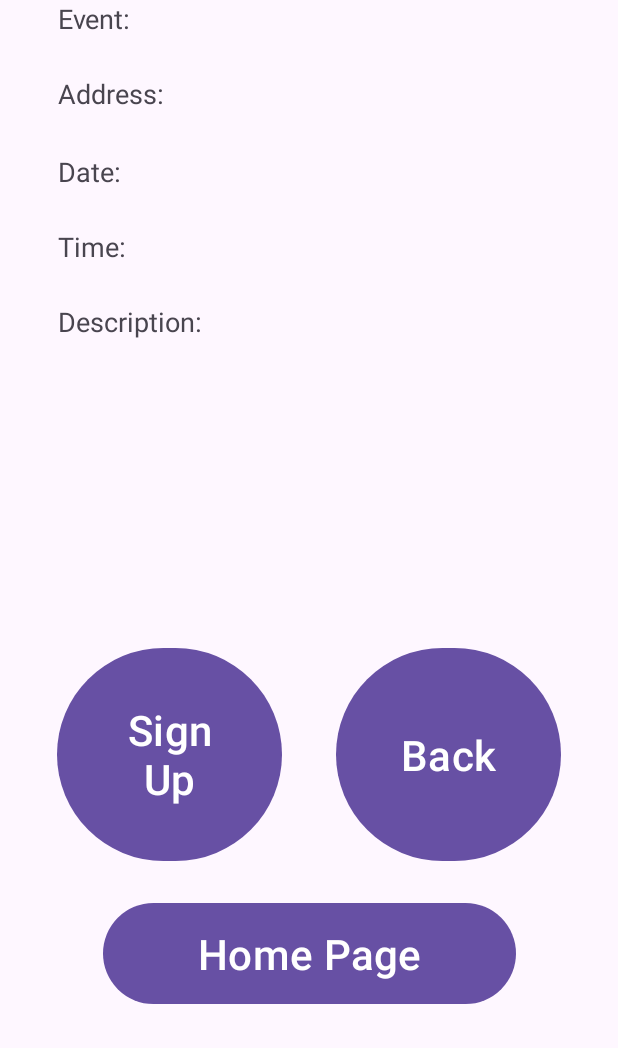
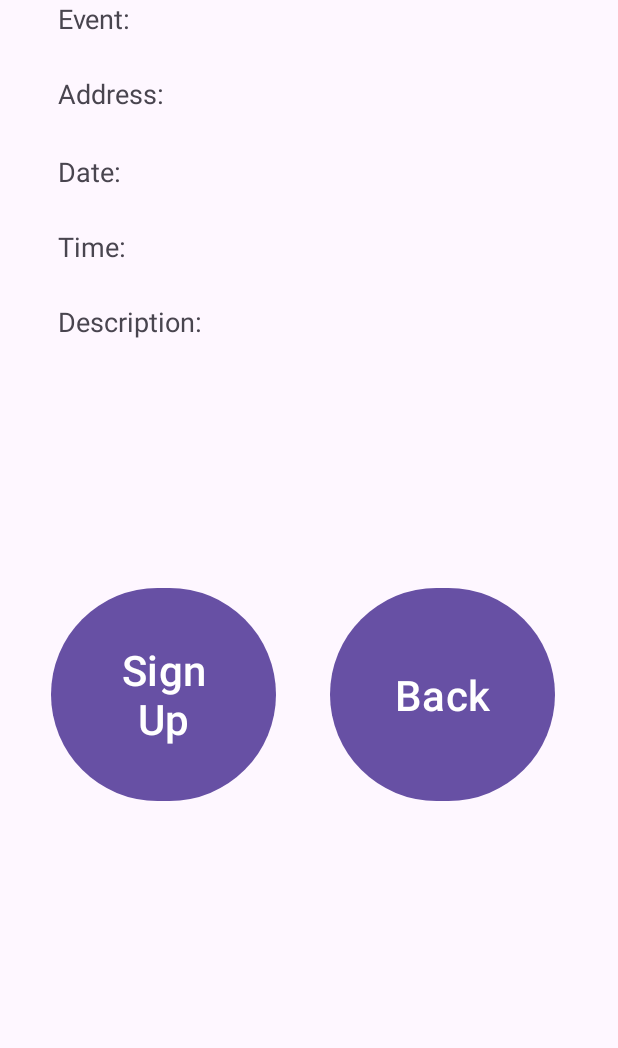
Before and after one commit to GabrielBall05/ChurchFinderApp, an Android app: the EventDetails screen opened directly, with no data from a screen before it, on a phone screen of 412 x 824 dp, the part 188-1236 px from its top. Run offline under Robolectric (Android 15) with nearby library versions, the phone set to English and light mode, and no system bars; 7 statements that could not run were skipped.

Commit message:
Better Home (Events) Page
-Better UserHome page
-Better navigation from home page to either ChurchEvents or EventDetails, and from EventDetails to either ChurchEvents or UserHome

```diff
--- a/ChurchApp/app/src/main/AndroidManifest.xml
+++ b/ChurchApp/app/src/main/AndroidManifest.xml
@@ -16,7 +16,7 @@
             android:name=".UserIntents.EventDetails"
             android:exported="false" />
         <activity
-            android:name=".UserIntents.MyChurchEvents"
+            android:name=".UserIntents.ChurchEvents"
             android:exported="false" />
         <activity
             android:name=".UserIntents.MyChurch"
--- a/ChurchApp/app/src/main/java/com/example/churchapp/Other/MasterConfirmation.java
+++ b/ChurchApp/app/src/main/java/com/example/churchapp/Other/MasterConfirmation.java
@@ -227,6 +227,7 @@ public class MasterConfirmation extends AppCompatActivity
                 {
                     Log.v("NO", "Not Becoming Member - Moving back to ChurchDetails");
                     churchDetailsIntent.putExtra("thisChurch", church);
+                    churchDetailsIntent.putExtra("cameFrom", "masterConfirmationIntent");
                     startActivity(churchDetailsIntent);
                 }
                 else if (cameFrom.equals("myChurchIntent"))
--- a/ChurchApp/app/src/main/java/com/example/churchapp/UserIntents/EventDetails.java
+++ b/ChurchApp/app/src/main/java/com/example/churchapp/UserIntents/EventDetails.java
@@ -8,8 +8,10 @@ import android.util.Log;
 import android.view.View;
 import android.widget.Button;
 import android.widget.TextView;
+import android.widget.Toast;
 
 import com.example.churchapp.Database.EventParticipantsTableHelper;
+import com.example.churchapp.Models.Church;
 import com.example.churchapp.Models.Event;
 import com.example.churchapp.Models.EventParticipant;
 import com.example.churchapp.Other.Session;
@@ -26,14 +28,13 @@ public class EventDetails extends AppCompatActivity
     TextView tv_desc;
     Button btn_sign;
     Button btn_back;
-    Button btn_home;
 
     //DATABASE
     EventParticipantsTableHelper participantsDb;
 
     //INTENTS
-    Intent userWithChurchHomeIntent;
-    Intent myChurchEventsIntent;
+    Intent userHomeIntent;
+    Intent churchEventsIntent;
 
     //EXTRA
     String cameFrom;
@@ -54,14 +55,13 @@ public class EventDetails extends AppCompatActivity
         tv_desc = findViewById(R.id.tv_eventDetails_desc);
         btn_sign = findViewById(R.id.btn_eventDetails_sign);
         btn_back = findViewById(R.id.btn_eventDetails_back);
-        btn_home = findViewById(R.id.btn_eventDetails_home);
 
         //DATABASE
         participantsDb = new  EventParticipantsTableHelper(this);
 
         //INTENTS
-        userWithChurchHomeIntent = new Intent(EventDetails.this, UserHome.class);
-        myChurchEventsIntent = new Intent(EventDetails.this, MyChurchEvents.class);
+        userHomeIntent = new Intent(EventDetails.this, UserHome.class);
+        churchEventsIntent = new Intent(EventDetails.this, ChurchEvents.class);
 
         //EXTRA
         Intent origin = getIntent();
@@ -72,7 +72,6 @@ public class EventDetails extends AppCompatActivity
         fillTextBoxes();
         signButtonClick();
         backButtonClick();
-        homeButtonClick();
     }
 
     /**========================================FILL TEXT BOXES========================================*/
@@ -85,7 +84,7 @@ public class EventDetails extends AppCompatActivity
         tv_time.setText("Time: " + event.getTime());
         tv_desc.setText("Description: " + event.getDescription());
 
-        //Correct the bookmark button text
+        //Correct the join/leave event button text
         //Checks if the user is signed up for the event passed to me
         if(participantsDb.isUserSignedUpForEvent(event.getEventId(), Session.getUser().getEmail()))
         {
@@ -110,15 +109,17 @@ public class EventDetails extends AppCompatActivity
                     Log.v("BUTTON CLICK", "LEAVING EVENT");
                     EventParticipant p = new EventParticipant(event.getEventId(), Session.getUser().getEmail());
                     participantsDb.deleteEventParticipant(p); //Remove user from event
+                    Toast.makeText(EventDetails.this, "Leaving event", Toast.LENGTH_SHORT).show();
                 }
                 else
                 {
                     Log.v("BUTTON CLICK", "SIGNING UP FOR EVENT");
                     EventParticipant p = new EventParticipant(event.getEventId(), Session.getUser().getEmail());
                     participantsDb.createEventParticipant(p); //Add user as participant to this event
+                    Toast.makeText(EventDetails.this, "Joining event", Toast.LENGTH_SHORT).show();
                 }
 
-                //Correct the bookmark button text
+                //Correct the leave/join event button text
                 if(participantsDb.isUserSignedUpForEvent(event.getEventId(), Session.getUser().getEmail()))
                 {
                     btn_sign.setText("Leave\nEvent");
@@ -131,20 +132,6 @@ public class EventDetails extends AppCompatActivity
         });
     }
 
-    /**========================================HOME BUTTON CLICK========================================*/
-    private void homeButtonClick()
-    {
-        btn_home.setOnClickListener(new View.OnClickListener()
-        {
-            @Override
-            public void onClick(View v)
-            {
-                Log.v("BUTTON CLICK", "Home Button Clicked - Moving to UserHome");
-                startActivity(userWithChurchHomeIntent);
-            }
-        });
-    }
-
     /**========================================BACK BUTTON CLICK========================================*/
     private void backButtonClick()
     {
@@ -153,17 +140,18 @@ public class EventDetails extends AppCompatActivity
             @Override
             public void onClick(View v)
             {
-                if (cameFrom.equals("myChurchEventsIntent")) //If came from MyChurchEvents, go back there
+                if (cameFrom.equals("churchEventsIntent"))
                 {
-                    Log.v("BUTTON CLICK", "Back Button Clicked - Moving to MyChurchEvents");
-                    startActivity(myChurchEventsIntent);
+                    Log.v("BUTTON CLICK", "Back Button Clicked - Moving to ChurchEvents");
+                    churchEventsIntent.putExtra("cameFrom", "eventDetailsIntent");
+                    churchEventsIntent.putExtra("thisChurch", (Church) getIntent().getSerializableExtra("thisChurch"));
+                    startActivity(churchEventsIntent);
                 }
-                else if (cameFrom.equals("userWithChurchHomeIntent")) //If came from UserHome, go back there
+                else if (cameFrom.equals("userHomeIntent"))
                 {
                     Log.v("BUTTON CLICK", "Back Button Clicked - Moving to UserHome");
-                    startActivity(userWithChurchHomeIntent);
+                    startActivity(userHomeIntent);
                 }
-
             }
         });
     }
--- a/ChurchApp/app/src/main/res/layout/activity_event_details.xml
+++ b/ChurchApp/app/src/main/res/layout/activity_event_details.xml
@@ -99,41 +99,27 @@
         android:layout_width="150dp"
         android:layout_height="150dp"
         android:layout_marginStart="38dp"
+        android:layout_marginTop="36dp"
         android:layout_marginEnd="18dp"
-        android:layout_marginBottom="20dp"
         android:text="Sign\nUp"
         android:textAlignment="center"
         android:textSize="28sp"
-        app:layout_constraintBottom_toTopOf="@+id/btn_eventDetails_home"
         app:layout_constraintEnd_toStartOf="@+id/btn_eventDetails_back"
-        app:layout_constraintStart_toStartOf="parent" />
+        app:layout_constraintStart_toStartOf="parent"
+        app:layout_constraintTop_toBottomOf="@+id/tv_eventDetails_desc" />
 
     <Button
         android:id="@+id/btn_eventDetails_back"
         android:layout_width="150dp"
         android:layout_height="150dp"
         android:layout_marginStart="18dp"
-        android:layout_marginEnd="38dp"
-        android:layout_marginBottom="20dp"
+        android:layout_marginTop="36dp"
+        android:layout_marginEnd="46dp"
         android:text="Back"
         android:textAlignment="center"
         android:textSize="28sp"
-        app:layout_constraintBottom_toTopOf="@+id/btn_eventDetails_home"
         app:layout_constraintEnd_toEndOf="parent"
-        app:layout_constraintStart_toEndOf="@+id/btn_eventDetails_sign" />
-
-    <Button
-        android:id="@+id/btn_eventDetails_home"
-        android:layout_width="275dp"
-        android:layout_height="75dp"
-        android:layout_marginStart="68dp"
-        android:layout_marginEnd="68dp"
-        android:layout_marginBottom="25dp"
-        android:text="Home Page"
-        android:textAlignment="center"
-        android:textSize="28sp"
-        app:layout_constraintBottom_toBottomOf="parent"
-        app:layout_constraintEnd_toEndOf="parent"
-        app:layout_constraintStart_toStartOf="parent" />
+        app:layout_constraintStart_toEndOf="@+id/btn_eventDetails_sign"
+        app:layout_constraintTop_toBottomOf="@+id/tv_eventDetails_desc" />
 
 </androidx.constraintlayout.widget.ConstraintLayout>
```
Also changed, not shown: ChurchApp/app/src/main/java/com/example/churchapp/Other/Session.java (+9 -0 lines), ChurchApp/app/src/main/java/com/example/churchapp/UserIntents/ChurchDetails.java (+8 -4 lines), ChurchApp/app/src/main/java/com/example/churchapp/UserIntents/ChurchEvents.java (renamed from ChurchApp/app/src/main/java/com/example/churchapp/UserIntents/MyChurchEvents.java, +40 -15 lines), ChurchApp/app/src/main/java/com/example/churchapp/UserIntents/UserHome.java (+10 -5 lines), ChurchApp/app/src/main/res/layout/activity_church_events.xml (renamed from ChurchApp/app/src/main/res/layout/activity_my_church_events.xml, +8 -8 lines).
